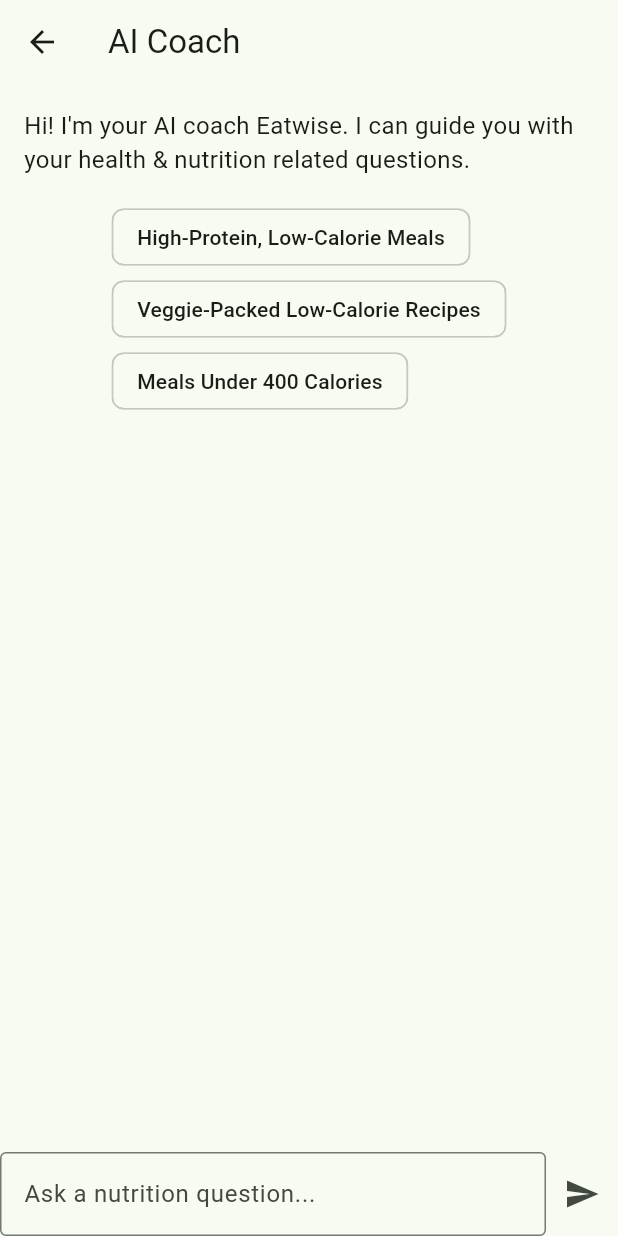
After one commit to Elia-Helou/flutter_project, a Flutter app: the HomeScreen screen opened by its route, after a tap on "Ask AI Coach", on a phone screen of 412 x 824 dp. The commit adds this screen. Run offline on Flutter 3.47's test engine with Material 3 defaults, Android fonts, the light colour scheme and no system bars; our stand-ins replace flutter_dotenv, image_picker; missing offline and left inert: bcrypt, postgres; network calls fail.

Commit message:
added chatbot

```diff
--- /dev/null
+++ b/lib/screens/chatbot_screen.dart
@@ -0,0 +1,122 @@
+import 'package:flutter/material.dart';
+import '../services/chatbot_service.dart';
+
+class ChatbotScreen extends StatefulWidget {
+  const ChatbotScreen({Key? key}) : super(key: key);
+
+  @override
+  State<ChatbotScreen> createState() => _ChatbotScreenState();
+}
+
+class _ChatbotScreenState extends State<ChatbotScreen> {
+  final TextEditingController _controller = TextEditingController();
+  final List<Map<String, String>> _messages = [];
+  bool _isLoading = false;
+
+  void _sendMessage(String text) async {
+    if (text.trim().isEmpty) return;
+    setState(() {
+      _messages.add({'role': 'user', 'text': text});
+      _isLoading = true;
+    });
+    _controller.clear();
+
+    try {
+      final response = await ChatbotService().askGemini(text);
+      setState(() {
+        _messages.add({'role': 'ai', 'text': response});
+        _isLoading = false;
+      });
+    } catch (e) {
+      setState(() {
+        _messages.add({'role': 'ai', 'text': 'Error: $e'});
+        _isLoading = false;
+      });
+    }
+  }
+
+  Widget _buildSuggestion(String text) {
+    return Padding(
+      padding: const EdgeInsets.symmetric(horizontal: 4.0),
+      child: ActionChip(
+        label: Text(text),
+        onPressed: () => _sendMessage(text),
+      ),
+    );
+  }
+
+  @override
+  Widget build(BuildContext context) {
+    return Scaffold(
+      appBar: AppBar(title: Text('AI Coach')),
+      body: Column(
+        children: [
+          if (_messages.isEmpty)
+            Padding(
+              padding: const EdgeInsets.all(16.0),
+              child: Column(
+                children: [
+                  Text(
+                    'Hi! I\'m your AI coach Eatwise. I can guide you with your health & nutrition related questions.',
+                    style: TextStyle(fontSize: 16),
+                  ),
+                  SizedBox(height: 16),
+                  Wrap(
+                    children: [
+                      _buildSuggestion('High-Protein, Low-Calorie Meals'),
+                      _buildSuggestion('Veggie-Packed Low-Calorie Recipes'),
+                      _buildSuggestion('Meals Under 400 Calories'),
+                    ],
+                  ),
+                ],
+              ),
+            ),
+          Expanded(
+            child: ListView.builder(
+              itemCount: _messages.length,
+              itemBuilder: (context, index) {
+                final msg = _messages[index];
+                final isUser = msg['role'] == 'user';
+                return Align(
+                  alignment: isUser ? Alignment.centerRight : Alignment.centerLeft,
+                  child: Container(
+                    margin: EdgeInsets.symmetric(vertical: 4, horizontal: 8),
+                    padding: EdgeInsets.all(12),
+                    decoration: BoxDecoration(
+                      color: isUser ? Colors.green[100] : Colors.grey[200],
+                      borderRadius: BorderRadius.circular(12),
+                    ),
+                    child: Text(msg['text'] ?? ''),
+                  ),
+                );
+              },
+            ),
+          ),
+          if (_isLoading)
+            Padding(
+              padding: const EdgeInsets.all(8.0),
+              child: CircularProgressIndicator(),
+            ),
+          Row(
+            children: [
+              Expanded(
+                child: TextField(
+                  controller: _controller,
+                  decoration: InputDecoration(
+                    hintText: 'Ask a nutrition question...',
+                    border: OutlineInputBorder(),
+                  ),
+                  onSubmitted: _sendMessage,
+                ),
+              ),
+              IconButton(
+                icon: Icon(Icons.send),
+                onPressed: () => _sendMessage(_controller.text),
+              ),
+            ],
+          ),
+        ],
+      ),
+    );
+  }
+}
--- a/lib/screens/home_screen.dart
+++ b/lib/screens/home_screen.dart
@@ -5,6 +5,7 @@ import '../services/database_service.dart';
 import '../providers/user_provider.dart';
 import './favorites_screen.dart';
 import 'bmi_calculator_screen.dart';
+import 'chatbot_screen.dart';
 
 class HomeScreen extends StatefulWidget {
   const HomeScreen({Key? key}) : super(key: key);
@@ -76,6 +77,20 @@ class _HomeScreenState extends State<HomeScreen> {
             child: Column(
               crossAxisAlignment: CrossAxisAlignment.start,
               children: [
+                // Add the AI Coach button at the top
+                Padding(
+                  padding: const EdgeInsets.all(16.0),
+                  child: ElevatedButton.icon(
+                    icon: Icon(Icons.chat_bubble_outline),
+                    label: Text('Ask AI Coach'),
+                    onPressed: () {
+                      Navigator.push(
+                        context,
+                        MaterialPageRoute(builder: (context) => ChatbotScreen()),
+                      );
+                    },
+                  ),
+                ),
                 // Greeting
                 Text(
                   'Hello $userName,',
--- /dev/null
+++ b/lib/services/chatbot_service.dart
@@ -0,0 +1,24 @@
+import 'dart:convert';
+import 'package:http/http.dart' as http;
+
+class ChatbotService {
+  static const String _baseUrl = 'http://10.0.2.2:5000'; // Or your PC IP for device
+
+  Future<String> askGemini(String question) async {
+    final response = await http.post(
+      Uri.parse('$_baseUrl/chat'),
+      headers: {'Content-Type': 'application/json'},
+      body: json.encode({'question': question}),
+    );
+    if (response.statusCode == 200) {
+      final jsonResponse = json.decode(response.body);
+      if (jsonResponse['status'] == 'success') {
+        return jsonResponse['result'];
+      } else {
+        throw Exception(jsonResponse['error'] ?? 'Unknown error');
+      }
+    } else {
+      throw Exception('Failed to get response: ${response.body}');
+    }
+  }
+}
```
